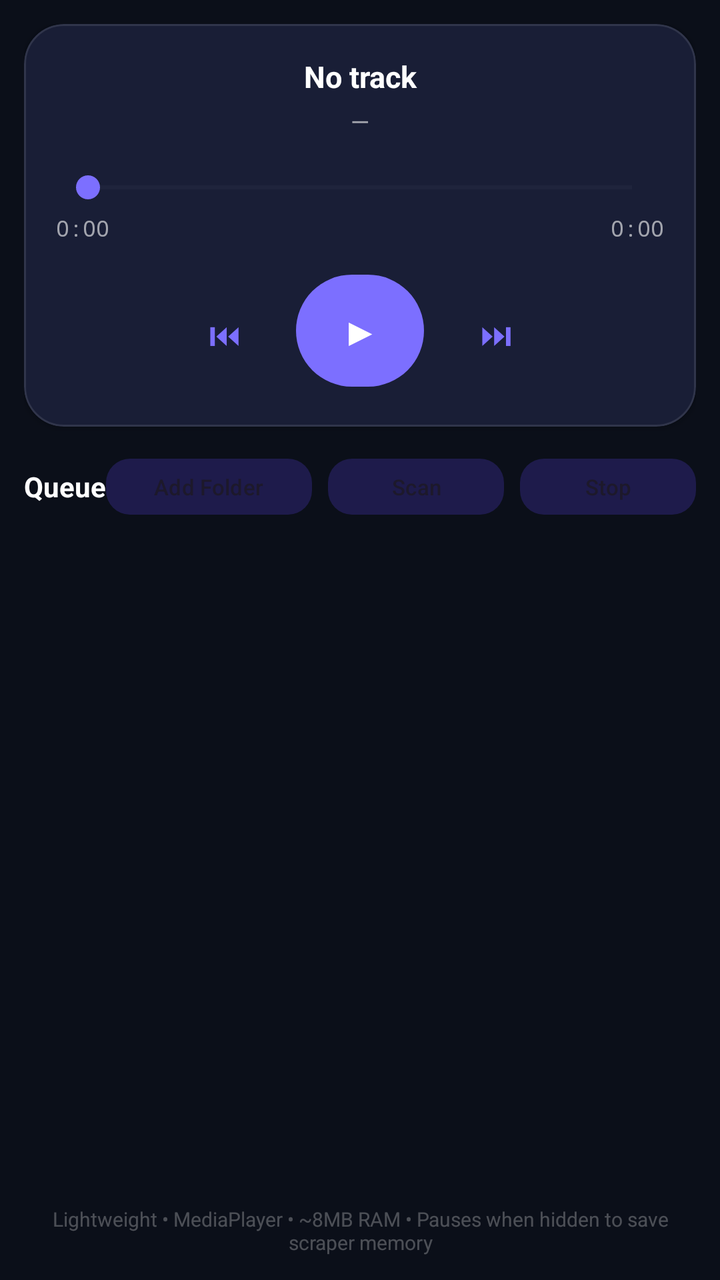
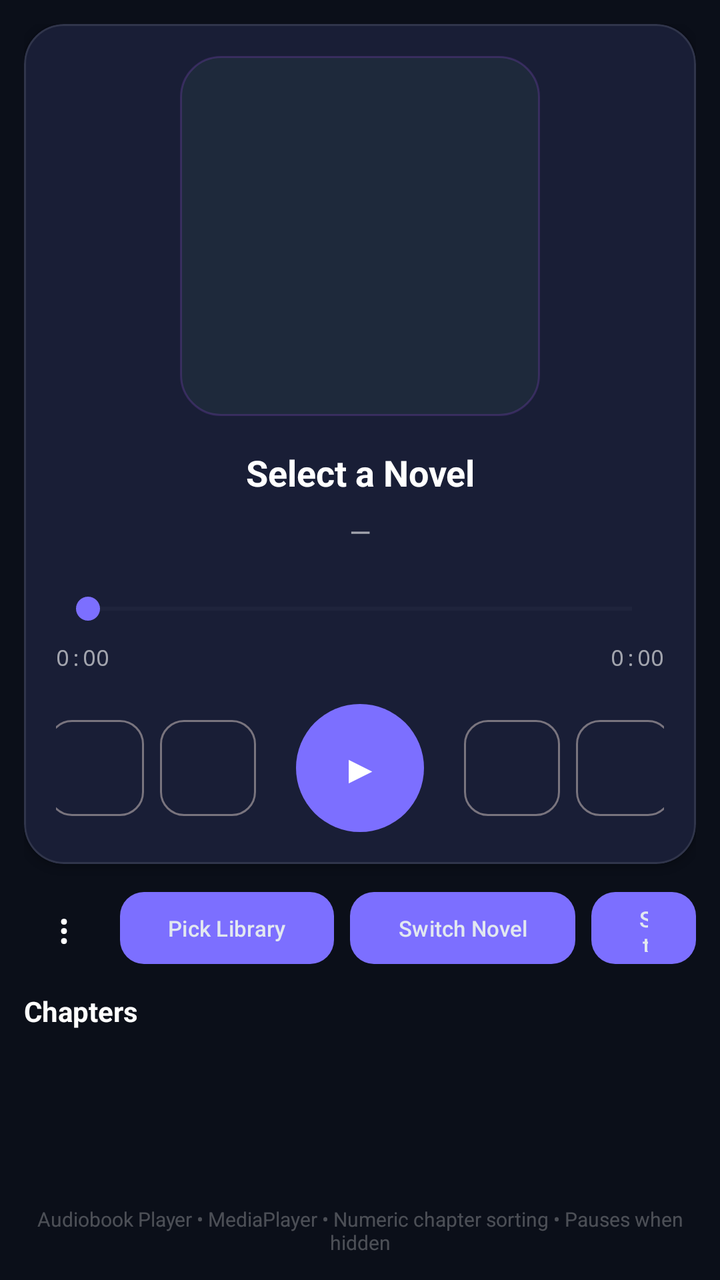

Two renders of the same Android screen: before a commit and after it. Below are the layout's source before the change and the commit's diff.
<!-- AndroidManifest.xml: application theme Theme.LightBrowser -->
<!-- res/layout/fragment_music.xml -->
<?xml version="1.0" encoding="utf-8"?>
<LinearLayout xmlns:android="http://schemas.android.com/apk/res/android"
    xmlns:app="http://schemas.android.com/apk/res-auto"
    android:layout_width="match_parent"
    android:layout_height="match_parent"
    android:orientation="vertical"
    android:background="@color/bg_dark"
    android:padding="12dp">

    <com.google.android.material.card.MaterialCardView
        android:layout_width="match_parent"
        android:layout_height="wrap_content"
        app:cardCornerRadius="20dp"
        app:cardBackgroundColor="@color/surface"
        app:strokeColor="#1AFFFFFF"
        app:strokeWidth="1dp"
        app:cardElevation="2dp">

        <LinearLayout
            android:layout_width="match_parent"
            android:layout_height="wrap_content"
            android:orientation="vertical"
            android:padding="16dp"
            android:gravity="center">

            <ImageView
                android:id="@+id/imgArt"
                android:layout_width="96dp"
                android:layout_height="96dp"
                android:layout_marginBottom="12dp"
                android:background="@drawable/bg_url_bar"
                android:scaleType="centerCrop"
                android:visibility="gone" />

            <TextView
                android:id="@+id/tvTitle"
                android:layout_width="match_parent"
                android:layout_height="wrap_content"
                android:text="No track"
                android:textColor="@color/white"
                android:textSize="15sp"
                android:textStyle="bold"
                android:gravity="center"
                android:ellipsize="marquee"
                android:singleLine="true" />

            <TextView
                android:id="@+id/tvArtist"
                android:layout_width="match_parent"
                android:layout_height="wrap_content"
                android:layout_marginTop="4dp"
                android:text="—"
                android:textColor="#99FFFFFF"
                android:textSize="12sp"
                android:gravity="center" />

            <SeekBar
                android:id="@+id/seekBar"
                android:layout_width="match_parent"
                android:layout_height="wrap_content"
                android:layout_marginTop="16dp"
                android:thumbTint="@color/purple_500"
                android:progressTint="@color/purple_500"
                android:progressBackgroundTint="#1AFFFFFF" />

            <LinearLayout
                android:layout_width="match_parent"
                android:layout_height="wrap_content"
                android:orientation="horizontal"
                android:gravity="center_vertical"
                android:layout_marginTop="4dp">

                <TextView
                    android:id="@+id/tvCurrent"
                    android:layout_width="wrap_content"
                    android:layout_height="wrap_content"
                    android:text="0:00"
                    android:textColor="#99FFFFFF"
                    android:textSize="11sp"
                    android:fontFamily="monospace" />

                <View
                    android:layout_width="0dp"
                    android:layout_height="0dp"
                    android:layout_weight="1" />

                <TextView
                    android:id="@+id/tvDuration"
                    android:layout_width="wrap_content"
                    android:layout_height="wrap_content"
                    android:text="0:00"
                    android:textColor="#99FFFFFF"
                    android:textSize="11sp"
                    android:fontFamily="monospace" />
            </LinearLayout>

            <LinearLayout
                android:layout_width="match_parent"
                android:layout_height="wrap_content"
                android:orientation="horizontal"
                android:gravity="center"
                android:layout_marginTop="12dp">

                <com.google.android.material.button.MaterialButton
                    android:id="@+id/btnPrev"
                    android:layout_width="48dp"
                    android:layout_height="48dp"
                    android:text="⏮"
                    android:textSize="16sp"
                    style="@style/Widget.Material3.Button.IconButton"
                    app:cornerRadius="12dp" />

                <com.google.android.material.button.MaterialButton
                    android:id="@+id/btnPlay"
                    android:layout_width="64dp"
                    android:layout_height="64dp"
                    android:layout_marginHorizontal="12dp"
                    android:text="▶"
                    android:textSize="20sp"
                    style="@style/Widget.Material3.Button"
                    app:cornerRadius="32dp" />

                <com.google.android.material.button.MaterialButton
                    android:id="@+id/btnNext"
                    android:layout_width="48dp"
                    android:layout_height="48dp"
                    android:text="⏭"
                    android:textSize="16sp"
                    style="@style/Widget.Material3.Button.IconButton"
                    app:cornerRadius="12dp" />
            </LinearLayout>
        </LinearLayout>
    </com.google.android.material.card.MaterialCardView>

    <LinearLayout
        android:layout_width="match_parent"
        android:layout_height="wrap_content"
        android:orientation="horizontal"
        android:gravity="center_vertical"
        android:layout_marginTop="12dp">

        <TextView
            android:layout_width="0dp"
            android:layout_weight="1"
            android:layout_height="wrap_content"
            android:text="Queue"
            android:textColor="@color/white"
            android:textSize="14sp"
            android:textStyle="bold" />

        <com.google.android.material.button.MaterialButton
            android:id="@+id/btnAddFolder"
            android:layout_width="wrap_content"
            android:layout_height="36dp"
            android:text="Add Folder"
            android:textSize="11sp"
            style="@style/Widget.Material3.Button.TonalButton"
            app:cornerRadius="12dp" />

        <View android:layout_width="8dp" android:layout_height="0dp" />

        <com.google.android.material.button.MaterialButton
            android:id="@+id/btnScan"
            android:layout_width="wrap_content"
            android:layout_height="36dp"
            android:text="Scan"
            android:textSize="11sp"
            style="@style/Widget.Material3.Button.TonalButton"
            app:cornerRadius="12dp" />

        <View android:layout_width="8dp" android:layout_height="0dp" />

        <com.google.android.material.button.MaterialButton
            android:id="@+id/btnStop"
            android:layout_width="wrap_content"
            android:layout_height="36dp"
            android:text="Stop"
            android:textSize="11sp"
            style="@style/Widget.Material3.Button.TonalButton"
            app:cornerRadius="12dp" />
    </LinearLayout>

    <androidx.recyclerview.widget.RecyclerView
        android:id="@+id/recycler"
        android:layout_width="match_parent"
        android:layout_height="0dp"
        android:layout_weight="1"
        android:layout_marginTop="8dp"
        android:clipToPadding="false"
        android:padding="4dp" />

    <TextView
        android:id="@+id/empty"
        android:layout_width="match_parent"
        android:layout_height="0dp"
        android:layout_weight="1"
        android:gravity="center"
        android:text="No audio found in Downloads\nAdd MP3 to Download folder"
        android:textColor="#66FFFFFF"
        android:visibility="gone" />

    <TextView
        android:layout_width="match_parent"
        android:layout_height="wrap_content"
        android:layout_marginTop="8dp"
        android:text="Lightweight • MediaPlayer • ~8MB RAM • Pauses when hidden to save scraper memory"
        android:textColor="#44FFFFFF"
        android:textSize="10sp"
        android:gravity="center" />
</LinearLayout>
<!-- resources referenced by this layout -->
<resources>
  <color name="bg_dark">#0B0F19</color>
  <color name="purple_500">#7C6FFF</color>
  <color name="surface">#121827</color>
  <color name="white">#FFFFFF</color>
  <!-- drawable bg_url_bar (drawable) -->
  <shape xmlns:android="http://schemas.android.com/apk/res/android" android:shape="rectangle">
      <corners android:radius="20dp"/>
      <solid android:color="#1E293B"/>
      <stroke android:width="1dp" android:color="#33A855F7"/>
  </shape>
  <style name="Theme.LightBrowser" parent="Theme.Material3.DayNight.NoActionBar">
          <item name="colorPrimary">@color/purple_500</item>
          <item name="colorOnPrimary">@color/white</item>
          <item name="colorPrimaryContainer">#2A2D4A</item>
          <item name="colorOnPrimaryContainer">#E2E8F0</item>
          <item name="colorSecondary">#A78BFA</item>
          <item name="colorSecondaryContainer">#1E1B4B</item>
          <item name="colorSurface">@color/surface</item>
          <item name="colorSurfaceVariant">#1E293B</item>
          <item name="colorOnSurface">@color/white</item>
          <item name="colorOnSurfaceVariant">#94A3B8</item>
          <item name="android:statusBarColor">@android:color/transparent</item>
          <item name="android:navigationBarColor">@android:color/transparent</item>
          <item name="android:windowLightStatusBar">false</item>
          <item name="android:windowLightNavigationBar">false</item>
          <item name="bottomNavigationStyle">@style/Widget.LightBrowser.BottomNav</item>
          
          <item name="textAppearanceTitleLarge">@style/TextAppearance.LightBrowser.TitleLarge</item>
          <item name="textAppearanceBodyMedium">@style/TextAppearance.LightBrowser.Body</item>
      </style>
  <style name="Widget.LightBrowser.BottomNav" parent="Widget.Material3.BottomNavigationView">
          <item name="android:background">@color/surface</item>
          <item name="itemIconTint">#E2E8F0</item>
          <item name="itemTextColor">#94A3B8</item>
          <item name="itemActiveIndicatorStyle">@style/Widget.LightBrowser.Indicator</item>
      </style>
  <style name="TextAppearance.LightBrowser.TitleLarge" parent="TextAppearance.Material3.TitleLarge">
          <item name="android:fontFamily">sans-serif</item>
          <item name="android:textColor">@color/white</item>
          <item name="android:letterSpacing">-0.02</item>
      </style>
  <style name="TextAppearance.LightBrowser.Body" parent="TextAppearance.Material3.BodyMedium">
          <item name="android:fontFamily">sans-serif</item>
          <item name="android:textColor">#94A3B8</item>
      </style>
  <style name="Widget.LightBrowser.Indicator" parent="Widget.Material3.BottomNavigationView.ActiveIndicator">
          <item name="android:color">#2A2D4A</item>
          <item name="shapeAppearance">@style/ShapeAppearance.Material3.SmallComponent</item>
      </style>
</resources>

<!-- the commit's change to res/layout/fragment_music.xml (unified diff, before → after) -->
@@ -7,6 +7,7 @@
     android:background="@color/bg_dark"
     android:padding="12dp">
 
+    
     <com.google.android.material.card.MaterialCardView
         android:layout_width="match_parent"
         android:layout_height="wrap_content"
@@ -24,41 +25,43 @@
             android:gravity="center">
 
             <ImageView
-                android:id="@+id/imgArt"
-                android:layout_width="96dp"
-                android:layout_height="96dp"
-                android:layout_marginBottom="12dp"
+                android:id="@+id/imgCover"
+                android:layout_width="180dp"
+                android:layout_height="180dp"
+                android:layout_marginBottom="16dp"
                 android:background="@drawable/bg_url_bar"
                 android:scaleType="centerCrop"
-                android:visibility="gone" />
+                android:visibility="visible" />
 
             <TextView
-                android:id="@+id/tvTitle"
-                android:layout_width="match_parent"
-                android:layout_height="wrap_content"
-                android:text="No track"
+                android:id="@+id/tvNovelTitle"
+                android:layout_width="match_parent"
+                android:layout_height="wrap_content"
+                android:text="Select a Novel"
                 android:textColor="@color/white"
-                android:textSize="15sp"
+                android:textSize="18sp"
                 android:textStyle="bold"
                 android:gravity="center"
                 android:ellipsize="marquee"
                 android:singleLine="true" />
 
             <TextView
-                android:id="@+id/tvArtist"
-                android:layout_width="match_parent"
-                android:layout_height="wrap_content"
-                android:layout_marginTop="4dp"
+                android:id="@+id/tvChapterTitle"
+                android:layout_width="match_parent"
+                android:layout_height="wrap_content"
+                android:layout_marginTop="8dp"
                 android:text="—"
                 android:textColor="#99FFFFFF"
-                android:textSize="12sp"
-                android:gravity="center" />
+                android:textSize="14sp"
+                android:gravity="center"
+                android:ellipsize="marquee"
+                android:singleLine="true" />
 
             <SeekBar
                 android:id="@+id/seekBar"
                 android:layout_width="match_parent"
                 android:layout_height="wrap_content"
-                android:layout_marginTop="16dp"
+                android:layout_marginTop="20dp"
                 android:thumbTint="@color/purple_500"
                 android:progressTint="@color/purple_500"
                 android:progressBackgroundTint="#1AFFFFFF" />
@@ -68,7 +71,7 @@
                 android:layout_height="wrap_content"
                 android:orientation="horizontal"
                 android:gravity="center_vertical"
-                android:layout_marginTop="4dp">
+                android:layout_marginTop="8dp">
 
                 <TextView
                     android:id="@+id/tvCurrent"
@@ -94,21 +97,39 @@
                     android:fontFamily="monospace" />
             </LinearLayout>
 
+            
             <LinearLayout
                 android:layout_width="match_parent"
                 android:layout_height="wrap_content"
                 android:orientation="horizontal"
                 android:gravity="center"
-                android:layout_marginTop="12dp">
+                android:layout_marginTop="16dp">
+
+                <com.google.android.material.button.MaterialButton
+                    android:id="@+id/btnSeekBack"
+                    android:layout_width="48dp"
+                    android:layout_height="48dp"
+                    android:layout_marginEnd="8dp"
+                    android:text="-10s"
+                    android:textSize="12sp"
+                    android:textColor="?attr/colorOnSurface"
+                    style="@style/Widget.Material3.Button.OutlinedButton"
+                    app:cornerRadius="12dp"
+                    android:insetTop="0dp"
+                    android:insetBottom="0dp" />
 
                 <com.google.android.material.button.MaterialButton
                     android:id="@+id/btnPrev"
                     android:layout_width="48dp"
                     android:layout_height="48dp"
+                    android:layout_marginEnd="8dp"
                     android:text="⏮"
                     android:textSize="16sp"
-                    style="@style/Widget.Material3.Button.IconButton"
-                    app:cornerRadius="12dp" />
+                    android:textColor="?attr/colorOnSurface"
+                    style="@style/Widget.Material3.Button.OutlinedButton"
+                    app:cornerRadius="12dp"
+                    android:insetTop="0dp"
+                    android:insetBottom="0dp" />
 
                 <com.google.android.material.button.MaterialButton
                     android:id="@+id/btnPlay"
@@ -117,21 +138,42 @@
                     android:layout_marginHorizontal="12dp"
                     android:text="▶"
                     android:textSize="20sp"
+                    android:textColor="?attr/colorOnPrimary"
                     style="@style/Widget.Material3.Button"
-                    app:cornerRadius="32dp" />
+                    app:cornerRadius="32dp"
+                    android:insetTop="0dp"
+                    android:insetBottom="0dp" />
 
                 <com.google.android.material.button.MaterialButton
                     android:id="@+id/btnNext"
                     android:layout_width="48dp"
                     android:layout_height="48dp"
+                    android:layout_marginStart="8dp"
                     android:text="⏭"
                     android:textSize="16sp"
-                    style="@style/Widget.Material3.Button.IconButton"
-                    app:cornerRadius="12dp" />
+                    android:textColor="?attr/colorOnSurface"
+                    style="@style/Widget.Material3.Button.OutlinedButton"
+                    app:cornerRadius="12dp"
+                    android:insetTop="0dp"
+                    android:insetBottom="0dp" />
+
+                <com.google.android.material.button.MaterialButton
+                    android:id="@+id/btnSeekForward"
+                    android:layout_width="48dp"
+                    android:layout_height="48dp"
+                    android:layout_marginStart="8dp"
+                    android:text="+10s"
+                    android:textSize="12sp"
+                    android:textColor="?attr/colorOnSurface"
+                    style="@style/Widget.Material3.Button.OutlinedButton"
+                    app:cornerRadius="12dp"
+                    android:insetTop="0dp"
+                    android:insetBottom="0dp" />
             </LinearLayout>
         </LinearLayout>
     </com.google.android.material.card.MaterialCardView>
 
+    
     <LinearLayout
         android:layout_width="match_parent"
         android:layout_height="wrap_content"
@@ -139,34 +181,45 @@
         android:gravity="center_vertical"
         android:layout_marginTop="12dp">
 
-        <TextView
-            android:layout_width="0dp"
-            android:layout_weight="1"
-            android:layout_height="wrap_content"
-            android:text="Queue"
-            android:textColor="@color/white"
-            android:textSize="14sp"
-            android:textStyle="bold" />
-
-        <com.google.android.material.button.MaterialButton
-            android:id="@+id/btnAddFolder"
+        <com.google.android.material.button.MaterialButton
+            android:id="@+id/btnOverflow"
+            android:layout_width="40dp"
+            android:layout_height="40dp"
+            android:layout_marginEnd="8dp"
+            android:background="?attr/selectableItemBackgroundBorderless"
+            android:text="⋮"
+            android:textSize="20sp"
+            android:textColor="?attr/colorOnSurface"
+            style="@style/Widget.Material3.Button.TextButton"
+            app:cornerRadius="12dp"
+            android:insetTop="0dp"
+            android:insetBottom="0dp" />
+
+        <com.google.android.material.button.MaterialButton
+            android:id="@+id/btnPickLibrary"
             android:layout_width="wrap_content"
             android:layout_height="36dp"
-            android:text="Add Folder"
+            android:text="Pick Library"
             android:textSize="11sp"
-            style="@style/Widget.Material3.Button.TonalButton"
-            app:cornerRadius="12dp" />
+            android:textColor="?attr/colorOnPrimaryContainer"
+            style="@style/Widget.Material3.Button"
+            app:cornerRadius="12dp"
+            android:insetTop="0dp"
+            android:insetBottom="0dp" />
 
         <View android:layout_width="8dp" android:layout_height="0dp" />
 
         <com.google.android.material.button.MaterialButton
-            android:id="@+id/btnScan"
+            android:id="@+id/btnSwitchNovel"
             android:layout_width="wrap_content"
             android:layout_height="36dp"
-            android:text="Scan"
+            android:text="Switch Novel"
             android:textSize="11sp"
-            style="@style/Widget.Material3.Button.TonalButton"
-            app:cornerRadius="12dp" />
+            android:textColor="?attr/colorOnPrimaryContainer"
+            style="@style/Widget.Material3.Button"
+            app:cornerRadius="12dp"
+            android:insetTop="0dp"
+            android:insetBottom="0dp" />
 
         <View android:layout_width="8dp" android:layout_height="0dp" />
 
@@ -176,16 +229,30 @@
             android:layout_height="36dp"
             android:text="Stop"
             android:textSize="11sp"
-            style="@style/Widget.Material3.Button.TonalButton"
-            app:cornerRadius="12dp" />
+            android:textColor="?attr/colorOnPrimaryContainer"
+            style="@style/Widget.Material3.Button"
+            app:cornerRadius="12dp"
+            android:insetTop="0dp"
+            android:insetBottom="0dp" />
     </LinearLayout>
+
+    
+    <TextView
+        android:layout_width="match_parent"
+        android:layout_height="wrap_content"
+        android:layout_marginTop="12dp"
+        android:layout_marginBottom="4dp"
+        android:text="Chapters"
+        android:textColor="@color/white"
+        android:textSize="14sp"
+        android:textStyle="bold" />
 
     <androidx.recyclerview.widget.RecyclerView
         android:id="@+id/recycler"
         android:layout_width="match_parent"
         android:layout_height="0dp"
         android:layout_weight="1"
-        android:layout_marginTop="8dp"
+        android:layout_marginTop="4dp"
         android:clipToPadding="false"
         android:padding="4dp" />
 
@@ -195,7 +262,7 @@
         android:layout_height="0dp"
         android:layout_weight="1"
         android:gravity="center"
-        android:text="No audio found in Downloads\nAdd MP3 to Download folder"
+        android:text="No audiobook library selected\nTap 'Pick Library' to choose a folder\nStructure: Library/Novel/Chapters.mp3 + cover.jpg"
         android:textColor="#66FFFFFF"
         android:visibility="gone" />
 
@@ -203,7 +270,7 @@
         android:layout_width="match_parent"
         android:layout_height="wrap_content"
         android:layout_marginTop="8dp"
-        android:text="Lightweight • MediaPlayer • ~8MB RAM • Pauses when hidden to save scraper memory"
+        android:text="Audiobook Player • MediaPlayer • Numeric chapter sorting • Pauses when hidden"
         android:textColor="#44FFFFFF"
         android:textSize="10sp"
         android:gravity="center" />
